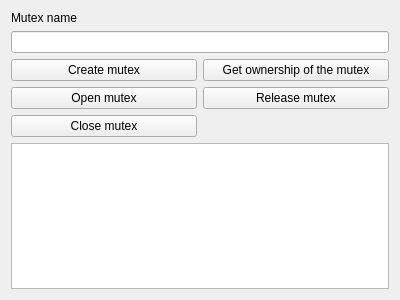
Old version of the form formmutexutility.ui in the repository olegphpgithub/nnUtils.
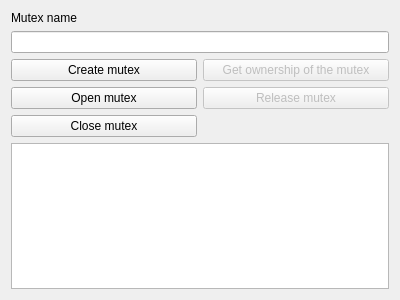
New version of the form.

```diff
--- a/formmutexutility.ui
+++ b/formmutexutility.ui
@@ -55,6 +55,9 @@
        </item>
        <item row="0" column="1">
         <widget class="QPushButton" name="ownershipMutexPushButton">
+         <property name="enabled">
+          <bool>false</bool>
+         </property>
          <property name="text">
           <string>Get ownership of the mutex</string>
          </property>
@@ -62,6 +65,9 @@
        </item>
        <item row="1" column="1">
         <widget class="QPushButton" name="releaseMutexPushButton">
+         <property name="enabled">
+          <bool>false</bool>
+         </property>
          <property name="text">
           <string>Release mutex</string>
          </property>
```
